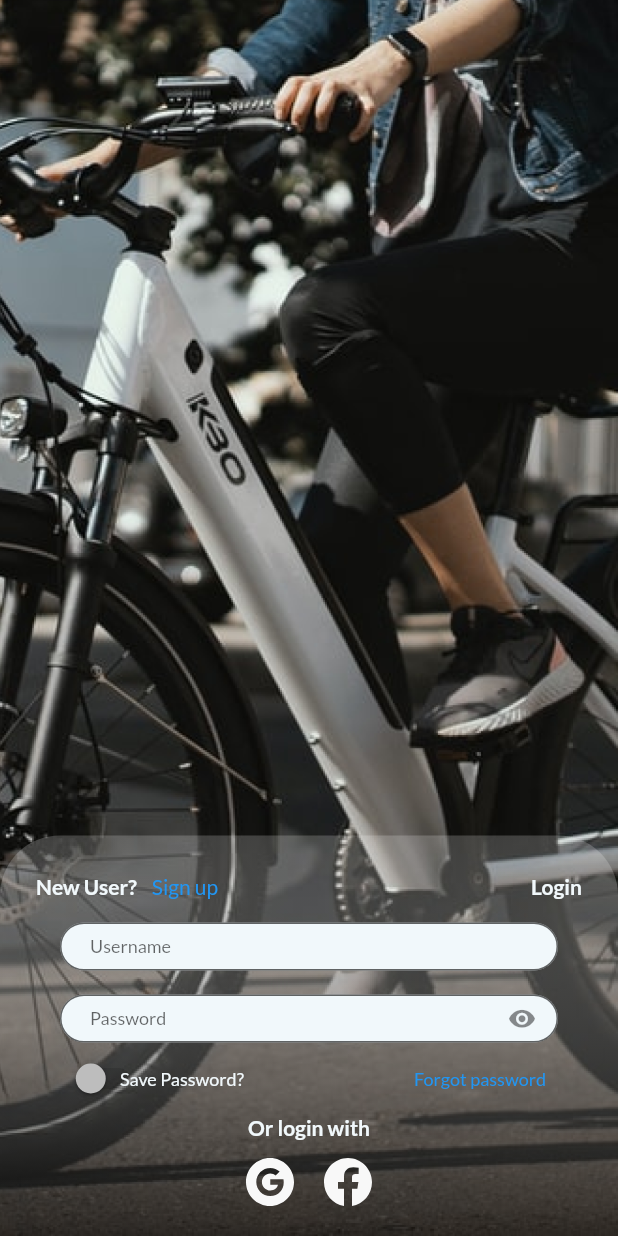
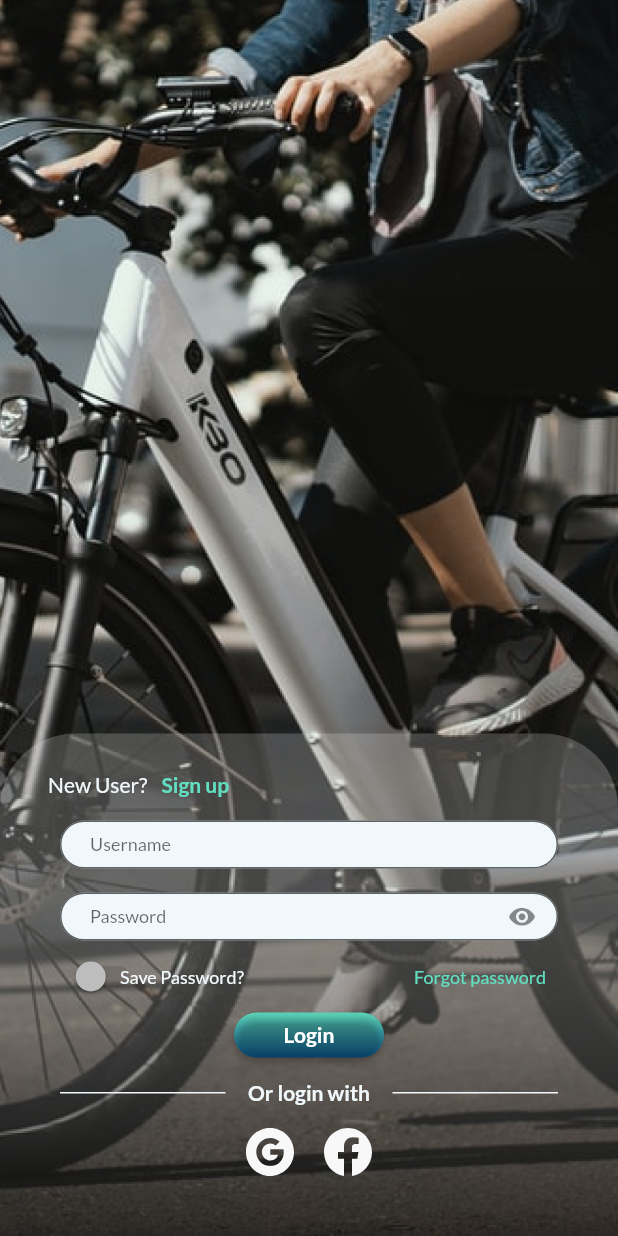
Before and after one commit to myxzlpltk/rental-sepeda-flutter, a Flutter app: the screen it shows after launch, after a tap on "Login", on a phone screen of 412 x 824 dp. Run offline on Flutter 3.47's test engine with Material 2 defaults, Android fonts, the phone set to English and light mode, and no system bars; our stand-ins replace audioplayers, equatable, flutter_screenutil, flutter_svg, fluttertoast, google_fonts; accounts and stored records are empty.

Commit message:
Add Custom Text Field Widget
Feat: adjust LoginScreen

```diff
--- a/lib/commons/constants.dart
+++ b/lib/commons/constants.dart
@@ -12,7 +12,8 @@ Map<String, String> headerHttp = {'Accept': 'application/json'};
 /* Colors */
 const Color redColor = Color(0xFFFF0000);
 const Color whiteColor = Color(0xFFF1F8FB);
-
+const Color greenColor = Color(0xFF61DEC0);
+const Color blueColor = Color(0xFF0A578E);
 /* Text Styles */
 const TextStyle regularTextStyle = TextStyle(
   fontSize: 12,
--- /dev/null
+++ b/lib/components/text_field.dart
@@ -0,0 +1,39 @@
+import 'package:flutter/material.dart';
+import 'package:rental_sepeda_flutter/commons/constants.dart';
+
+class CustomTextFormField extends StatelessWidget {
+  final String hintText;
+  final String labelText;
+  final Icon? suffixIcon;
+
+  const CustomTextFormField({
+    Key? key,
+    this.hintText = "",
+    this.labelText = "",
+    this.suffixIcon = null,
+  }) : super(key: key);
+
+  @override
+  Widget build(BuildContext context) {
+    return Container(
+      height: 32,
+      child: TextFormField(
+        style: TextStyle(fontSize: 12),
+        decoration: InputDecoration(
+          filled: true,
+          fillColor: whiteColor,
+          floatingLabelBehavior: FloatingLabelBehavior.never,
+          contentPadding: EdgeInsets.only(left: 20),
+          suffixIcon: suffixIcon,
+          border: OutlineInputBorder(
+              borderRadius: BorderRadius.all(Radius.circular(40.0)),
+              borderSide: BorderSide(
+                color: Colors.transparent,
+              )),
+          hintText: hintText,
+          labelText: labelText,
+        ),
+      ),
+    );
+  }
+}
--- a/lib/pages/login_page.dart
+++ b/lib/pages/login_page.dart
@@ -1,6 +1,8 @@
 import 'package:flutter/material.dart';
 import 'package:rental_sepeda_flutter/commons/constants.dart';
+import 'package:rental_sepeda_flutter/components/text_field.dart';
 import 'package:flutter_svg/svg.dart';
+import 'package:rental_sepeda_flutter/models/user_model.dart';
 
 class LoginPage extends StatelessWidget {
   const LoginPage({Key? key}) : super(key: key);
@@ -30,83 +32,51 @@ class LoginPage extends StatelessWidget {
                   colors: [Color(0x99000000), Color(0x33FFFFFF)],
                 ),
                 borderRadius: BorderRadius.only(
-                  topLeft: Radius.circular(40),
-                  topRight: Radius.circular(40),
+                  topLeft: Radius.circular(50),
+                  topRight: Radius.circular(50),
                 ),
               ),
               child: Column(
                 children: [
-                  Row(
+                  Container(
+                    padding: EdgeInsets.symmetric(horizontal: 8),
+                    child: Row(
                       children: <Widget>[
                         Text(
                           "New User?",
                           style: TextStyle(
                             color: whiteColor,
+                          ),
+                        ),
+                        TextButton(
+                            onPressed: () {},
+                            child: Text(
+                              "Sign up",
+                              style: TextStyle(
+                                color: greenColor,
                                 fontWeight: FontWeight.w700,
                               ),
+                            )),
+                      ],
                     ),
-                      TextButton(onPressed: () {}, child: Text("Sign up")),
-                      Spacer(),
-                      Text(
-                        "Login",
-                        style: TextStyle(
-                          color: whiteColor,
-                          fontWeight: FontWeight.w700,
-                        ),
-                      )
-                    ],
                   ),
                   Container(
                     padding: EdgeInsets.symmetric(horizontal: 16),
                     child: Column(
                       children: <Widget>[
-                        Container(
-                          height: 32,
-                          child: TextFormField(
-                            style: TextStyle(fontSize: 12),
-                            decoration: const InputDecoration(
-                              filled: true,
-                              fillColor: whiteColor,
-                              floatingLabelBehavior:
-                                  FloatingLabelBehavior.never,
-                              contentPadding: EdgeInsets.only(left: 20),
-                              border: OutlineInputBorder(
-                                  borderRadius:
-                                      BorderRadius.all(Radius.circular(40.0)),
-                                  borderSide: BorderSide(
-                                    color: Colors.transparent,
-                                  )),
-                              hintText: 'Enter your username',
-                              labelText: 'Username',
-                            ),
-                          ),
+                        CustomTextFormField(
+                          hintText: "Enter your username",
+                          labelText: "Username",
                         ),
                         SizedBox(
                           height: 16,
                         ),
-                        Container(
-                          height: 32,
-                          child: TextFormField(
-                            style: TextStyle(fontSize: 12),
-                            decoration: const InputDecoration(
-                              filled: true,
-                              fillColor: whiteColor,
-                              floatingLabelBehavior:
-                                  FloatingLabelBehavior.never,
-                              contentPadding: EdgeInsets.only(left: 20),
+                        CustomTextFormField(
+                          hintText: "Enter your password",
+                          labelText: "Password",
                           suffixIcon: Icon(
                             Icons.visibility,
                             size: 19,
-                              ),
-                              border: OutlineInputBorder(
-                                  borderRadius:
-                                      BorderRadius.all(Radius.circular(40.0)),
-                                  borderSide: BorderSide(
-                                    color: Colors.transparent,
-                                  )),
-                              hintText: 'Enter your password',
-                              labelText: 'Password',
-                            ),
                           ),
                         ),
                         Row(
@@ -129,12 +99,54 @@ class LoginPage extends StatelessWidget {
                               child: Text(
                                 "Forgot password",
                                 style: TextStyle(
-                                  color: Colors.blue,
+                                  color: greenColor,
                                   fontSize: 12,
                                 ),
                               ),
                             ),
                           ],
+                        ),
+                        Container(
+                          height: 30,
+                          width: 100,
+                          decoration: BoxDecoration(
+                            borderRadius: BorderRadius.all(Radius.circular(40)),
+                            gradient: LinearGradient(
+                              begin: Alignment.bottomCenter,
+                              end: Alignment.topCenter,
+                              colors: [blueColor, greenColor],
+                            ),
+                          ),
+                          child: ElevatedButton(
+                            onPressed: () {},
+                            child: Text(
+                              "Login",
+                              style: TextStyle(
+                                fontSize: 14,
+                                fontWeight: FontWeight.w700,
+                              ),
+                            ),
+                            style: ElevatedButton.styleFrom(
+                              primary: Colors.transparent,
+                              shape: RoundedRectangleBorder(
+                                borderRadius: BorderRadius.circular(30.0),
+                              ),
+                            ),
+                          ),
+                        ),
+                        SizedBox(
+                          height: 15,
+                        ),
+                        Row(
+                          children: const <Widget>[
+                            Expanded(
+                              child: Divider(
+                                color: whiteColor,
+                                thickness: 1,
+                              ),
+                            ),
+                            SizedBox(
+                              width: 15,
                             ),
                             Text(
                               "Or login with",
@@ -145,28 +157,45 @@ class LoginPage extends StatelessWidget {
                               ),
                             ),
                             SizedBox(
-                          height: 12,
+                              width: 15,
+                            ),
+                            Expanded(
+                              child: Divider(
+                                color: whiteColor,
+                                thickness: 1,
+                              ),
+                            ),
+                          ],
+                        ),
+                        SizedBox(
+                          height: 15,
                         ),
                         Row(
                           mainAxisAlignment: MainAxisAlignment.center,
                           children: <Widget>[
-                            SvgPicture.asset(
+                            GestureDetector(
+                              onTap: () {},
+                              child: SvgPicture.asset(
                                 'assets/icon/google.svg',
                                 width: 32,
                                 height: 32,
                               ),
+                            ),
                             SizedBox(
                               width: 20,
                             ),
-                            SvgPicture.asset(
+                            GestureDetector(
+                              onTap: () {},
+                              child: SvgPicture.asset(
                                 'assets/icon/facebook.svg',
                                 width: 32,
                                 height: 32,
                               ),
+                            ),
                           ],
                         ),
                         SizedBox(
-                          height: 10,
+                          height: 30,
                         ),
                       ],
                     ),
```
Lines whose indentation alone changed are shown as unchanged.
